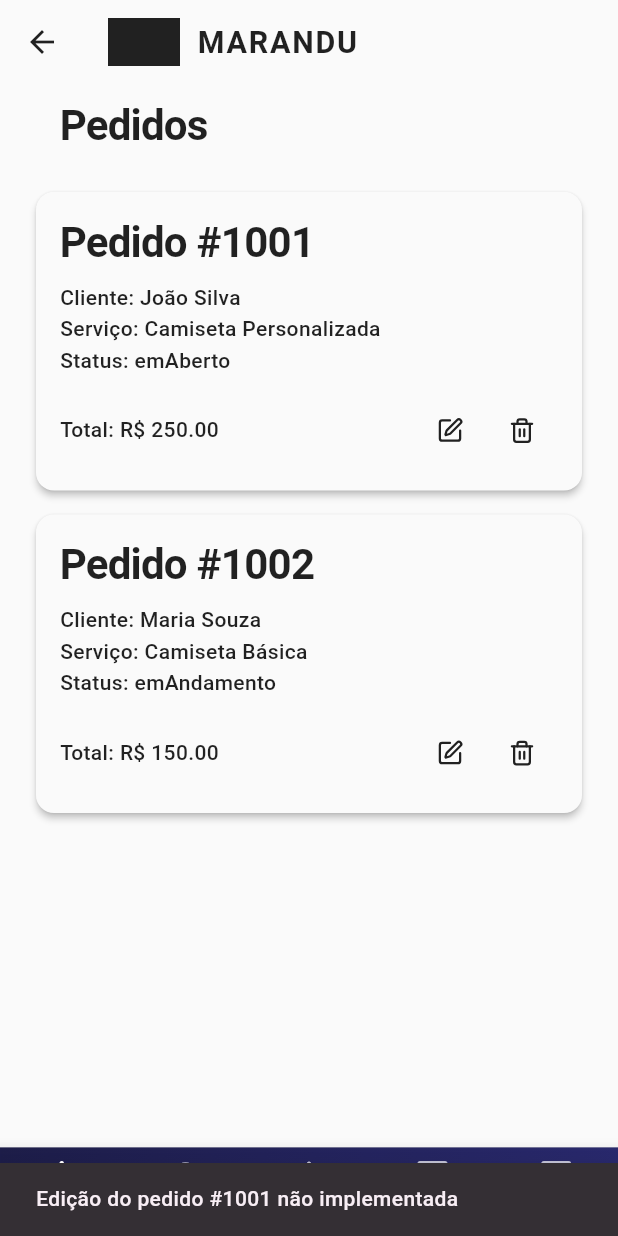
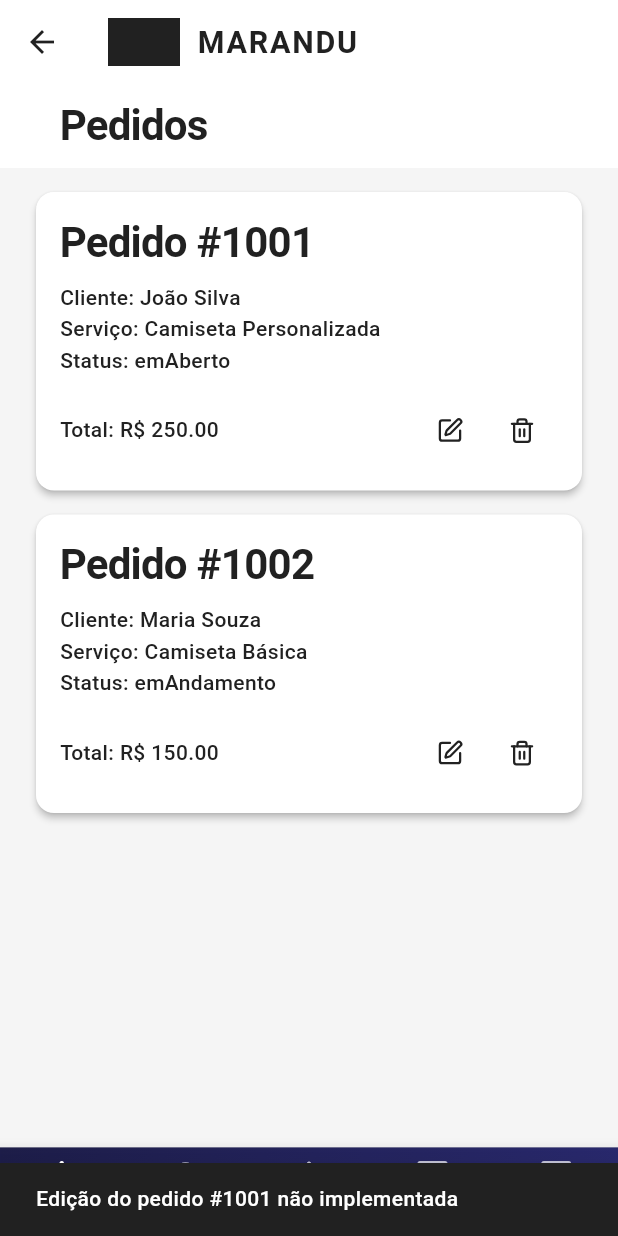
Before and after one commit to marandu-solutions/siga, a Flutter app: the screen it shows after launch, after a tap on an icon or button, on a phone screen of 412 x 824 dp. Run offline on Flutter 3.47's test engine with Material 3 defaults, Android fonts, the phone set to English and light mode, and no system bars; our stand-ins replace fl_chart, flutter_screenutil, lucide_icons, responsive_framework; network calls fail.

Commit message:
Mudança de cores

```diff
--- a/lib/Pages/FeedbackPage/feedback_page.dart
+++ b/lib/Pages/FeedbackPage/feedback_page.dart
@@ -42,7 +42,7 @@ class MetricCard extends StatelessWidget {
           mainAxisSize: MainAxisSize.min,
           mainAxisAlignment: MainAxisAlignment.center,
           children: [
-            Icon(icon, size: 36, color: cs.primary),
+            Icon(icon, size: 36, color: cs.onPrimaryContainer), // Cor do ícone segue o tema
             const SizedBox(height: 8),
             Text(
               number,
@@ -240,7 +240,7 @@ class _FeedbacksPageState extends State<FeedbacksPage> {
     );
   }
 
-  Widget _buildMobile(ColorScheme cs) {
+Widget _buildMobile(ColorScheme cs) {
     final pos = feedbacks.where((f) => f['sentiment'] == 'positive').length;
     final neg = feedbacks.length - pos;
     final filtered =
--- a/lib/Pages/PedidosPage/pedidos_page.dart
+++ b/lib/Pages/PedidosPage/pedidos_page.dart
@@ -48,11 +48,11 @@ class _PedidosPageState extends State<PedidosPage> {
   ];
 
   Map<EstadoPedido, Color> _getCorColuna(BuildContext context) => {
-    EstadoPedido.emAberto: Theme.of(context).colorScheme.primary,
-    EstadoPedido.emAndamento: Theme.of(context).colorScheme.secondary,
-    EstadoPedido.entregaRetirada: Theme.of(context).colorScheme.tertiary,
-    EstadoPedido.finalizado: Theme.of(context).colorScheme.secondaryContainer,
-    EstadoPedido.cancelado: Theme.of(context).colorScheme.error,
+    EstadoPedido.emAberto: Theme.of(context).colorScheme.primaryContainer, // Azul mais intenso
+    EstadoPedido.emAndamento: Colors.green.shade700, // Verde escuro (em andamento)
+    EstadoPedido.entregaRetirada: Colors.orange.shade600, // Laranja suave
+    EstadoPedido.finalizado: Colors.blueGrey.shade300, // Azul claro ou cinza
+    EstadoPedido.cancelado: Colors.red.shade600, // Vermelho para cancelamento
   };
 
   bool _isKanbanView = false;
--- a/lib/Themes/themes.dart
+++ b/lib/Themes/themes.dart
@@ -3,29 +3,34 @@ import 'package:flutter/material.dart';
 class AppThemes {
   static final ThemeData lightTheme = ThemeData(
     useMaterial3: true,
-    colorScheme: ColorScheme.fromSeed(
-      seedColor: const Color(0xFF7B1FA2), // Vibrant purple
+    colorScheme: ColorScheme(
       brightness: Brightness.light,
-      primary: const Color(0xFF7B1FA2), // Vivid purple for highlights
+      primary: const Color(0xFF3F51B5), // Azul moderno
       onPrimary: Colors.white,
-      primaryContainer: Colors.purple.shade100, // Light purple for containers
-      onPrimaryContainer: Colors.black87,
-      secondary: Colors.green.shade600, // Complementary green for secondary actions
+      primaryContainer: const Color(0xFFC5CAE9), // Azul claro
+      onPrimaryContainer: const Color(0xFF303F9F),
+      secondary: const Color(0xFF4CAF50), // Verde fresco
       onSecondary: Colors.white,
-      surface: Colors.grey.shade50, // Light background
-      onSurface: Colors.black87, // Dark text for contrast
-      error: Colors.red.shade700,
+      secondaryContainer: const Color(0xFFC8E6C9), // Verde claro
+      onSecondaryContainer: const Color(0xFF388E3C),
+      background: const Color(0xFFF5F5F5), // Neutro e suave
+      onBackground: const Color(0xFF212121),
+      surface: Colors.white,
+      onSurface: const Color(0xFF212121),
+      surfaceVariant: const Color(0xFFECEFF1), // Leve contraste
+      onSurfaceVariant: const Color(0xFF616161),
+      error: const Color(0xFFD32F2F), // Vermelho suave
       onError: Colors.white,
-      shadow: Colors.black,
+      outline: const Color(0xFFBDBDBD),
     ),
-    scaffoldBackgroundColor: Colors.grey.shade50,
+    scaffoldBackgroundColor: const Color(0xFFF5F5F5),
     appBarTheme: AppBarTheme(
-      backgroundColor: Colors.grey.shade50,
+      backgroundColor: Colors.white,
       surfaceTintColor: Colors.transparent,
       titleTextStyle: TextStyle(
         fontSize: 20,
         fontWeight: FontWeight.w600,
-        color: Colors.black87,
+        color: const Color(0xFF212121),
       ),
     ),
     textTheme: _textTheme,
@@ -36,16 +41,16 @@ class AppThemes {
   static final ThemeData darkTheme = ThemeData(
     useMaterial3: true,
     colorScheme: ColorScheme.fromSeed(
-      seedColor: const Color(0xFF7B1FA2), // Vibrant purple
+      seedColor: const Color(0xFF3F51B5), // Azul para manter consistência
       brightness: Brightness.dark,
-      primary: const Color(0xFF7B1FA2), // Vivid purple for highlights
+      primary: const Color(0xFF3F51B5),
       onPrimary: Colors.white,
-      primaryContainer: Colors.purple.shade800, // Darker purple for containers
+      primaryContainer: Colors.blue.shade800, // Azul mais escuro
       onPrimaryContainer: Colors.grey.shade100,
-      secondary: Colors.greenAccent.shade400, // Bright green for secondary actions
-      onSecondary: Colors.black87,
-      surface: Colors.grey.shade900, // Dark background
-      onSurface: Colors.grey.shade100, // Light text for contrast
+      secondary: const Color(0xFF4CAF50),
+      onSecondary: Colors.white,
+      secondaryContainer: const Color(0xFF81C784),
+      onSecondaryContainer: const Color(0xFF388E3C),
       error: Colors.redAccent.shade400,
       onError: Colors.black,
       shadow: Colors.black,
@@ -95,7 +100,7 @@ class AppThemes {
     ),
     contentPadding: EdgeInsets.symmetric(horizontal: 16, vertical: 14),
     filled: true,
-    fillColor: Colors.transparent, // Let colorScheme.surface handle fill
+    fillColor: Colors.transparent,
   );
 
   static final FilledButtonThemeData _filledButtonTheme = FilledButtonThemeData(
--- a/pubspec.yaml
+++ b/pubspec.yaml
@@ -37,7 +37,7 @@ dependencies:
   cupertino_icons: ^1.0.8
   lucide_icons: ^0.257.0
   sidebarx: ^0.17.1
-  fl_chart: ^0.69.0 #Não mexer
+  fl_chart: ^0.69.2 #Não mexer
   intl: ^0.20.2
   flutter_screenutil: ^5.9.3
   responsive_framework: ^1.5.1
```
